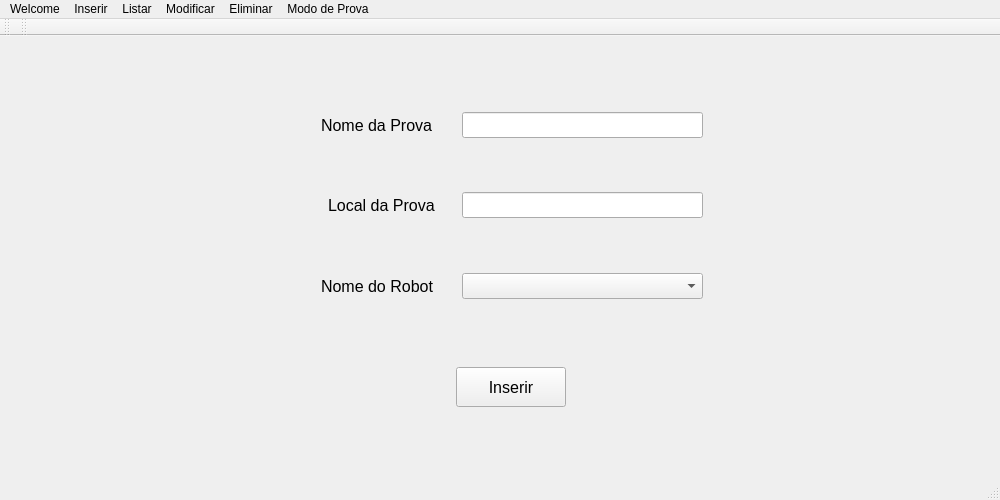
First picture: the form in si/qt/gamelic_qt/mainwindow.ui, repository Wultyc/ISEP_1718_2A2S_LSIS1, before the edit.
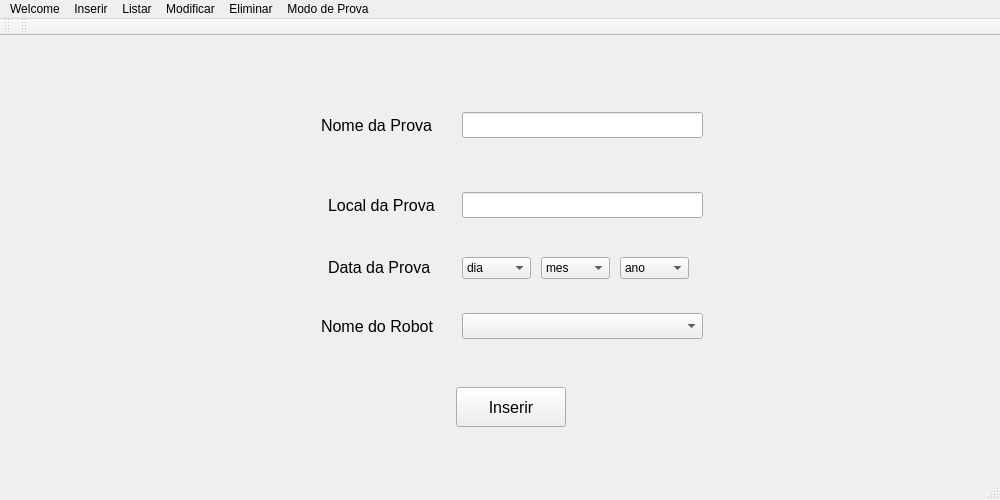
Second picture: the form after the edit. The open tabs and pages were chosen to show the change.

Commit message: Inserir data + modificar data

What changed in the file:
```diff
--- a/si/qt/gamelic_qt/mainwindow.ui
+++ b/si/qt/gamelic_qt/mainwindow.ui
@@ -395,7 +395,7 @@
         <property name="geometry">
          <rect>
           <x>310</x>
-          <y>229</y>
+          <y>269</y>
           <width>131</width>
           <height>20</height>
          </rect>
@@ -446,7 +446,7 @@
         <property name="geometry">
          <rect>
           <x>445</x>
-          <y>320</y>
+          <y>340</y>
           <width>110</width>
           <height>40</height>
          </rect>
@@ -464,12 +464,75 @@
         <property name="geometry">
          <rect>
           <x>451</x>
-          <y>226</y>
+          <y>266</y>
           <width>241</width>
           <height>26</height>
          </rect>
         </property>
        </widget>
+       <widget class="QLabel" name="insLocalLabel_2">
+        <property name="geometry">
+         <rect>
+          <x>317</x>
+          <y>210</y>
+          <width>111</width>
+          <height>20</height>
+         </rect>
+        </property>
+        <property name="font">
+         <font>
+          <pointsize>12</pointsize>
+         </font>
+        </property>
+        <property name="text">
+         <string>Data da Prova</string>
+        </property>
+       </widget>
+       <widget class="QComboBox" name="diaComboBox">
+        <property name="geometry">
+         <rect>
+          <x>451</x>
+          <y>210</y>
+          <width>69</width>
+          <height>22</height>
+         </rect>
+        </property>
+        <item>
+         <property name="text">
+          <string>dia</string>
+         </property>
+        </item>
+       </widget>
+       <widget class="QComboBox" name="mesComboBox">
+        <property name="geometry">
+         <rect>
+          <x>530</x>
+          <y>210</y>
+          <width>69</width>
+          <height>22</height>
+         </rect>
+        </property>
+        <item>
+         <property name="text">
+          <string>mes</string>
+         </property>
+        </item>
+       </widget>
+       <widget class="QComboBox" name="anoComboBox">
+        <property name="geometry">
+         <rect>
+          <x>609</x>
+          <y>210</y>
+          <width>69</width>
+          <height>22</height>
+         </rect>
+        </property>
+        <item>
+         <property name="text">
+          <string>ano</string>
+         </property>
+        </item>
+       </widget>
       </widget>
       <widget class="QWidget" name="inserirRobot">
        <widget class="QLabel" name="insNomeRobotLabel">
```
Left out of the diff: 47 changed lines with no effect on the pictures. The commit also changes 4 other files.
